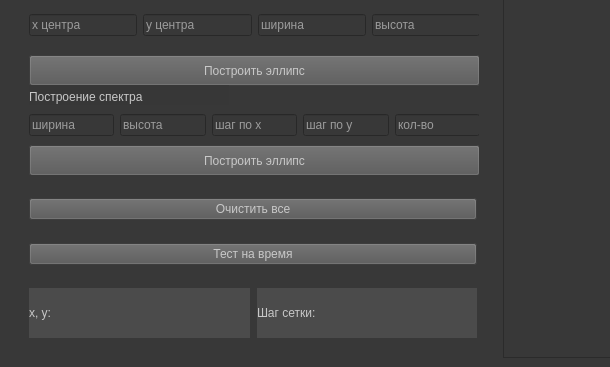
NikolayL2sch/cg_bmstu, file lab_04/template.ui: the form before one commit; both pictures show x 0 to 610 and y 533 to 900 of the 1000 by 900 pixel window.
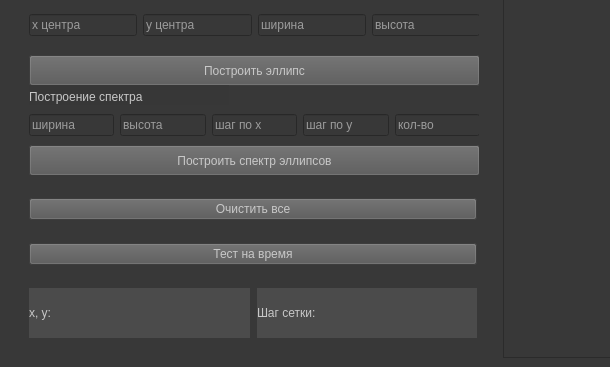
The form after the commit.

```diff
--- a/lab_04/template.ui
+++ b/lab_04/template.ui
@@ -1248,7 +1248,7 @@
 background-color: rgb(86, 86, 86);</string>
           </property>
           <property name="text">
-           <string>Построить эллипс</string>
+           <string>Построить спектр эллипсов</string>
           </property>
          </widget>
         </widget>
```
Left out of the diff: 2 changed lines with no effect on the pictures.
